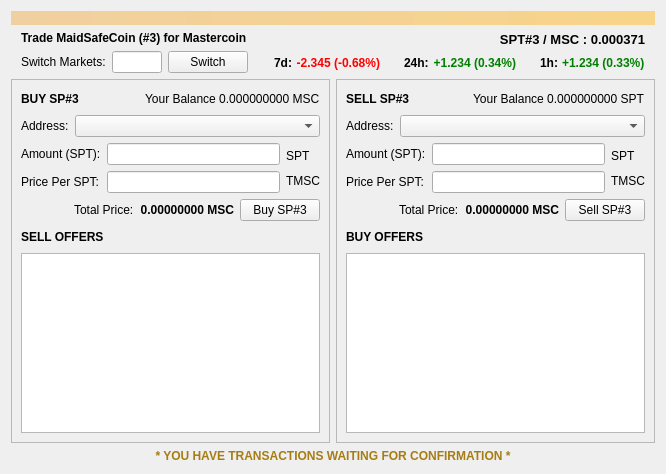
Above: src/qt/forms/metadexdialog.ui from zathras-crypto/mastercore before the change. Below: the same form after it.
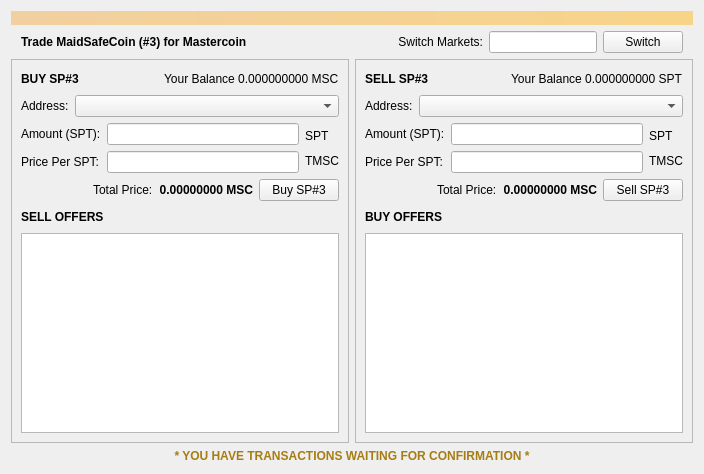
That is the form after the change.

Commit message: Metadex form changes

```diff
--- a/src/qt/forms/metadexdialog.ui
+++ b/src/qt/forms/metadexdialog.ui
@@ -6,7 +6,7 @@
    <rect>
     <x>0</x>
     <y>0</y>
-    <width>664</width>
+    <width>704</width>
     <height>474</height>
    </rect>
   </property>
@@ -58,24 +58,8 @@
           <number>10</number>
          </property>
          <property name="rightMargin">
-          <number>10</number>
+          <number>0</number>
          </property>
-         <item>
-          <widget class="QLabel" name="marketLabel">
-           <property name="font">
-            <font>
-             <weight>75</weight>
-             <bold>true</bold>
-            </font>
-           </property>
-           <property name="text">
-            <string>Trade MaidSafeCoin (#3) for Mastercoin</string>
-           </property>
-           <property name="alignment">
-            <set>Qt::AlignLeading|Qt::AlignLeft|Qt::AlignTop</set>
-           </property>
-          </widget>
-         </item>
          <item>
           <layout class="QHBoxLayout" name="horizontalLayout_4">
            <property name="spacing">
@@ -84,6 +68,38 @@
            <property name="topMargin">
             <number>0</number>
            </property>
+           <item>
+            <widget class="QLabel" name="marketLabel">
+             <property name="font">
+              <font>
+               <weight>75</weight>
+               <bold>true</bold>
+              </font>
+             </property>
+             <property name="text">
+              <string>Trade MaidSafeCoin (#3) for Mastercoin</string>
+             </property>
+             <property name="alignment">
+              <set>Qt::AlignLeading|Qt::AlignLeft|Qt::AlignVCenter</set>
+             </property>
+            </widget>
+           </item>
+           <item>
+            <spacer name="horizontalSpacer_3">
+             <property name="orientation">
+              <enum>Qt::Horizontal</enum>
+             </property>
+             <property name="sizeType">
+              <enum>QSizePolicy::Expanding</enum>
+             </property>
+             <property name="sizeHint" stdset="0">
+              <size>
+               <width>10</width>
+               <height>20</height>
+              </size>
+             </property>
+            </spacer>
+           </item>
            <item>
             <widget class="QLabel" name="exchangeLabel">
              <property name="font">
@@ -95,6 +111,9 @@
              <property name="text">
               <string>Switch Markets:</string>
              </property>
+             <property name="alignment">
+              <set>Qt::AlignRight|Qt::AlignTrailing|Qt::AlignVCenter</set>
+             </property>
             </widget>
            </item>
            <item>
@@ -129,7 +148,7 @@
              </property>
              <property name="minimumSize">
               <size>
-               <width>0</width>
+               <width>80</width>
                <height>0</height>
               </size>
              </property>
@@ -142,197 +161,6 @@
          </item>
         </layout>
        </item>
-       <item>
-        <spacer name="horizontalSpacer_3">
-         <property name="orientation">
-          <enum>Qt::Horizontal</enum>
-         </property>
-         <property name="sizeType">
-          <enum>QSizePolicy::Fixed</enum>
-         </property>
-         <property name="sizeHint" stdset="0">
-          <size>
-           <width>10</width>
-           <height>20</height>
-          </size>
-         </property>
-        </spacer>
-       </item>
-       <item>
-        <layout class="QVBoxLayout" name="verticalLayout_9">
-         <property name="topMargin">
-          <number>0</number>
-         </property>
-         <property name="rightMargin">
-          <number>0</number>
-         </property>
-         <item>
-          <widget class="QLabel" name="label_3">
-           <property name="font">
-            <font>
-             <pointsize>10</pointsize>
-             <weight>75</weight>
-             <bold>true</bold>
-            </font>
-           </property>
-           <property name="text">
-            <string>SPT#3 / MSC : 0.000371</string>
-           </property>
-           <property name="alignment">
-            <set>Qt::AlignRight|Qt::AlignTrailing|Qt::AlignVCenter</set>
-           </property>
-          </widget>
-         </item>
-         <item>
-          <layout class="QHBoxLayout" name="horizontalLayout_17">
-           <property name="spacing">
-            <number>4</number>
-           </property>
-           <item>
-            <spacer name="horizontalSpacer_7">
-             <property name="orientation">
-              <enum>Qt::Horizontal</enum>
-             </property>
-             <property name="sizeHint" stdset="0">
-              <size>
-               <width>40</width>
-               <height>20</height>
-              </size>
-             </property>
-            </spacer>
-           </item>
-           <item>
-            <widget class="QLabel" name="label_9">
-             <property name="font">
-              <font>
-               <weight>75</weight>
-               <bold>true</bold>
-              </font>
-             </property>
-             <property name="text">
-              <string>7d:</string>
-             </property>
-            </widget>
-           </item>
-           <item>
-            <widget class="QLabel" name="label_2">
-             <property name="font">
-              <font>
-               <weight>75</weight>
-               <bold>true</bold>
-              </font>
-             </property>
-             <property name="styleSheet">
-              <string notr="true">color: red;</string>
-             </property>
-             <property name="text">
-              <string>-2.345 (-0.68%)</string>
-             </property>
-             <property name="alignment">
-              <set>Qt::AlignRight|Qt::AlignTrailing|Qt::AlignVCenter</set>
-             </property>
-             <property name="margin">
-              <number>0</number>
-             </property>
-            </widget>
-           </item>
-           <item>
-            <spacer name="horizontalSpacer_4">
-             <property name="orientation">
-              <enum>Qt::Horizontal</enum>
-             </property>
-             <property name="sizeType">
-              <enum>QSizePolicy::Fixed</enum>
-             </property>
-             <property name="sizeHint" stdset="0">
-              <size>
-               <width>20</width>
-               <height>20</height>
-              </size>
-             </property>
-            </spacer>
-           </item>
-           <item>
-            <widget class="QLabel" name="label_12">
-             <property name="font">
-              <font>
-               <weight>75</weight>
-               <bold>true</bold>
-              </font>
-             </property>
-             <property name="text">
-              <string>24h:</string>
-             </property>
-            </widget>
-           </item>
-           <item>
-            <widget class="QLabel" name="label">
-             <property name="font">
-              <font>
-               <weight>75</weight>
-               <bold>true</bold>
-              </font>
-             </property>
-             <property name="styleSheet">
-              <string notr="true">color: green;</string>
-             </property>
-             <property name="text">
-              <string>+1.234 (0.34%)</string>
-             </property>
-             <property name="alignment">
-              <set>Qt::AlignRight|Qt::AlignTrailing|Qt::AlignVCenter</set>
-             </property>
-            </widget>
-           </item>
-           <item>
-            <spacer name="horizontalSpacer_8">
-             <property name="orientation">
-              <enum>Qt::Horizontal</enum>
-             </property>
-             <property name="sizeType">
-              <enum>QSizePolicy::Fixed</enum>
-             </property>
-             <property name="sizeHint" stdset="0">
-              <size>
-               <width>20</width>
-               <height>20</height>
-              </size>
-             </property>
-            </spacer>
-           </item>
-           <item>
-            <widget class="QLabel" name="label_14">
-             <property name="font">
-              <font>
-               <weight>75</weight>
-               <bold>true</bold>
-              </font>
-             </property>
-             <property name="text">
-              <string>1h:</string>
-             </property>
-            </widget>
-           </item>
-           <item>
-            <widget class="QLabel" name="label_7">
-             <property name="font">
-              <font>
-               <weight>75</weight>
-               <bold>true</bold>
-              </font>
-             </property>
-             <property name="styleSheet">
-              <string notr="true">color:green;</string>
-             </property>
-             <property name="text">
-              <string>+1.234 (0.33%)</string>
-             </property>
-            </widget>
-           </item>
-          </layout>
-         </item>
-        </layout>
-       </item>
       </layout>
      </item>
     </layout>
```
The commit also changes 1 other file.
